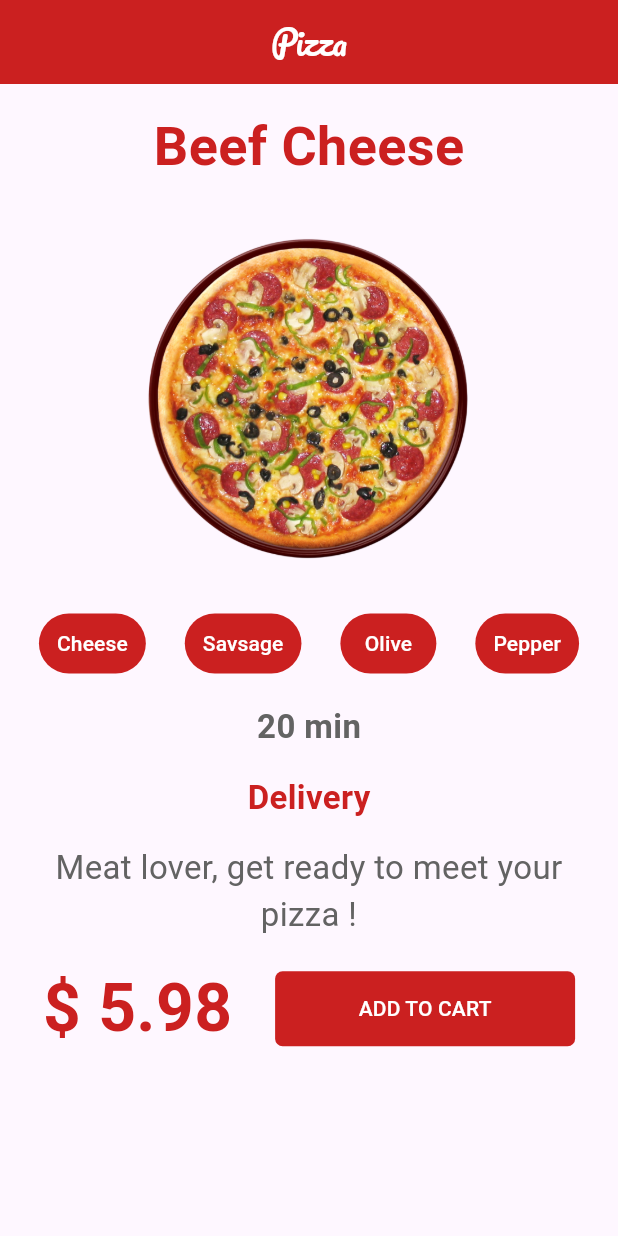
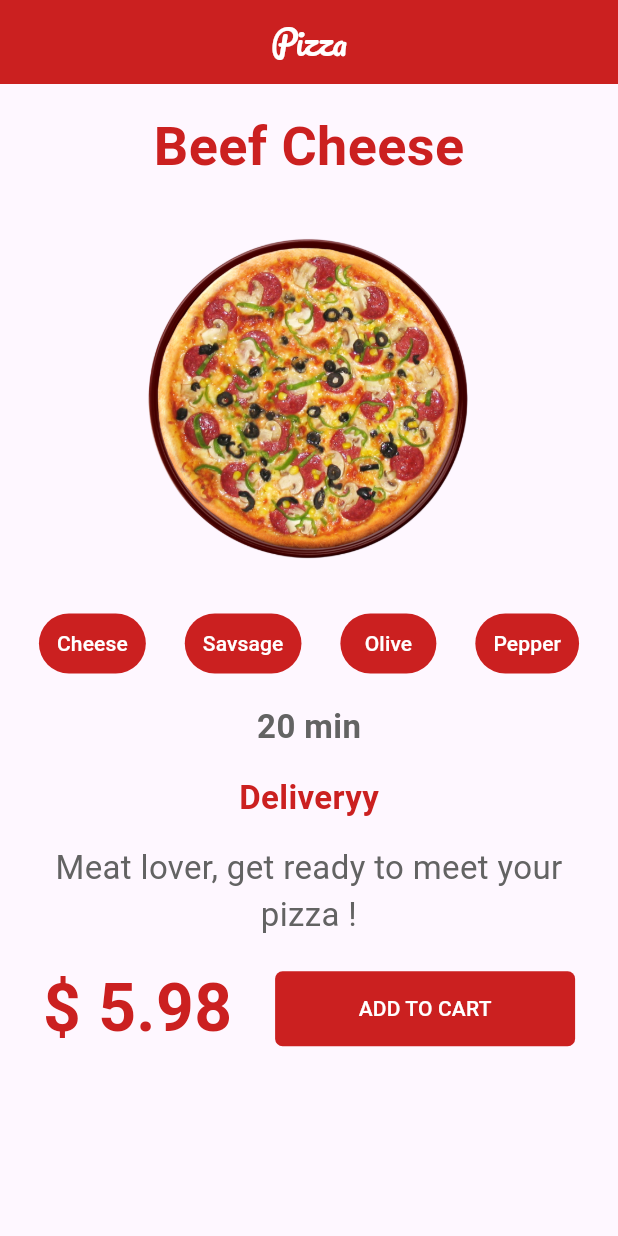
Before and after one commit to salimaydogan/tasarim_calismasi, a Flutter app: the screen it shows after launch, on a phone screen of 412 x 824 dp. Run offline on Flutter 3.47's test engine with Material 3 defaults, Android fonts, the phone set to English and light mode, and no system bars.

Commit message:
first commit

```diff
--- a/lib/anaSayfa.dart
+++ b/lib/anaSayfa.dart
@@ -69,7 +69,7 @@ class _AnaSayfaState extends State<AnaSayfa> {
                 Padding(
                   padding: const EdgeInsets.all(16.0),
                   child: Text(
-                    "Delivery",
+                    "Deliveryy",
                     style: TextStyle(
                         fontSize: 22,
                         color: anaRenk,
```
